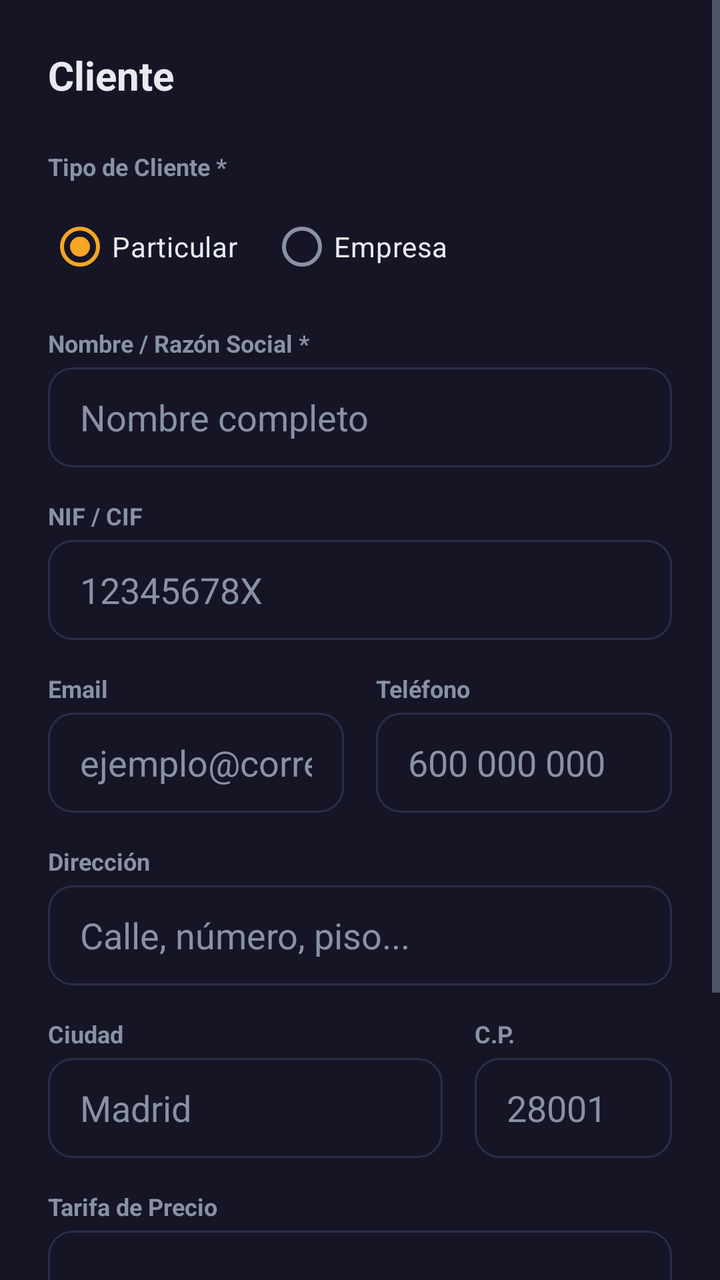
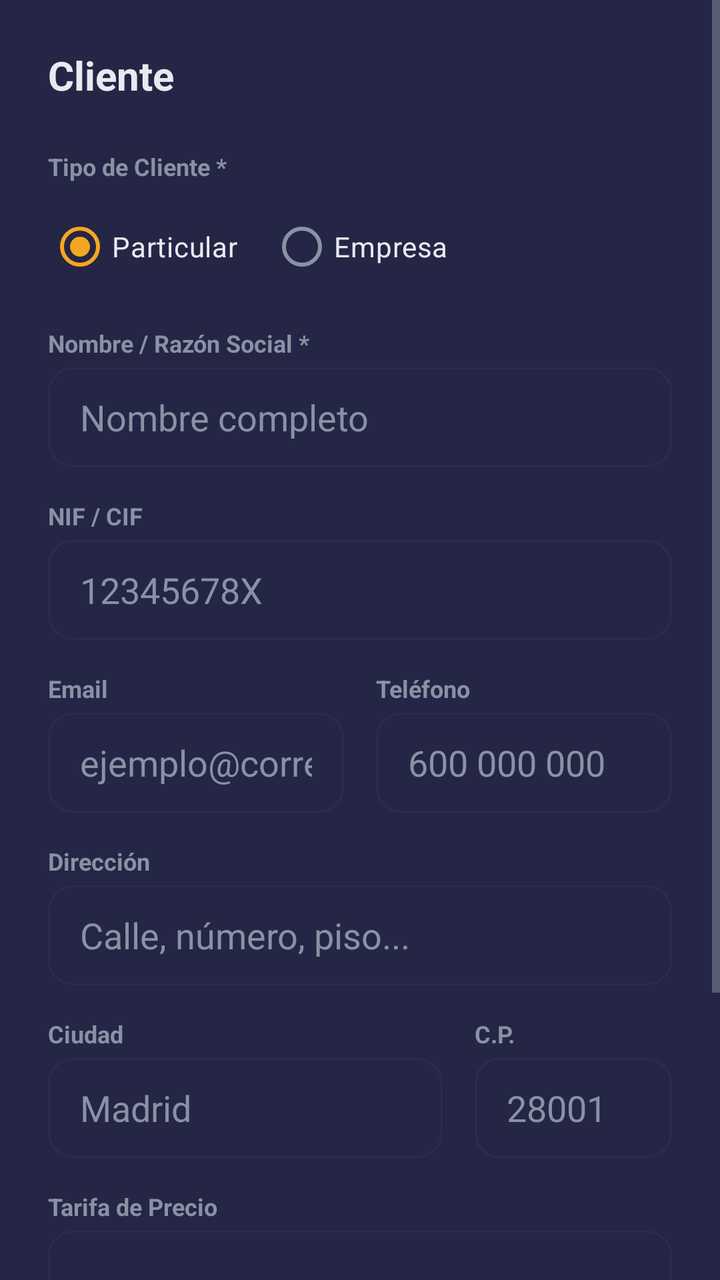

The first picture is an Android layout as it rendered before a commit; the second is the same layout after the commit. The layout source and the unified diff follow.
<!-- AndroidManifest.xml: application theme Theme.Electrobazar -->
<!-- res/layout/dialog_customer_form.xml -->
<?xml version="1.0" encoding="utf-8"?>
<ScrollView xmlns:android="http://schemas.android.com/apk/res/android"
    xmlns:app="http://schemas.android.com/apk/res-auto"
    android:layout_width="match_parent"
    android:layout_height="wrap_content"
    android:background="?attr/android:windowBackground">

    <LinearLayout
        android:layout_width="match_parent"
        android:layout_height="wrap_content"
        android:orientation="vertical"
        android:padding="24dp">

        <TextView
            android:id="@+id/customerDialogTitle"
            android:layout_width="wrap_content"
            android:layout_height="wrap_content"
            android:layout_marginBottom="24dp"
            android:text="Cliente"
            android:textColor="?attr/android:textColorPrimary"
            android:textSize="20sp"
            android:textStyle="bold" />

        <TextView
            android:layout_width="wrap_content"
            android:layout_height="wrap_content"
            android:text="Tipo de Cliente *"
            android:textColor="?attr/android:textColorSecondary"
            android:textSize="12sp"
            android:textStyle="bold" />

        <RadioGroup
            android:id="@+id/customerTypeRadioGroup"
            android:layout_width="match_parent"
            android:layout_height="wrap_content"
            android:layout_marginTop="8dp"
            android:layout_marginBottom="16dp"
            android:orientation="horizontal">

            <RadioButton
                android:id="@+id/radioIndividual"
                android:layout_width="wrap_content"
                android:layout_height="wrap_content"
                android:checked="true"
                android:text="Particular"
                android:textColor="?attr/android:textColorPrimary" />

            <RadioButton
                android:id="@+id/radioCompany"
                android:layout_width="wrap_content"
                android:layout_height="wrap_content"
                android:layout_marginStart="16dp"
                android:text="Empresa"
                android:textColor="?attr/android:textColorPrimary" />
        </RadioGroup>

        <TextView
            android:layout_width="wrap_content"
            android:layout_height="wrap_content"
            android:text="Nombre / Razón Social *"
            android:textColor="?attr/android:textColorSecondary"
            android:textSize="12sp"
            android:textStyle="bold" />

        <EditText
            android:id="@+id/editCustomerName"
            android:layout_width="match_parent"
            android:layout_height="50dp"
            android:layout_marginTop="4dp"
            android:layout_marginBottom="16dp"
            android:background="@drawable/input_bg"
            android:hint="Nombre completo"
            android:inputType="textPersonName"
            android:paddingHorizontal="16dp"
            android:textColor="?attr/android:textColorPrimary"
            android:textColorHint="?attr/android:textColorSecondary" />

        <TextView
            android:id="@+id/customerTaxIdLabel"
            android:layout_width="wrap_content"
            android:layout_height="wrap_content"
            android:text="NIF / CIF"
            android:textColor="?attr/android:textColorSecondary"
            android:textSize="12sp"
            android:textStyle="bold" />

        <EditText
            android:id="@+id/editCustomerTaxId"
            android:layout_width="match_parent"
            android:layout_height="50dp"
            android:layout_marginTop="4dp"
            android:layout_marginBottom="16dp"
            android:background="@drawable/input_bg"
            android:hint="12345678X"
            android:inputType="text"
            android:paddingHorizontal="16dp"
            android:textColor="?attr/android:textColorPrimary"
            android:textColorHint="?attr/android:textColorSecondary" />

        <LinearLayout
            android:layout_width="match_parent"
            android:layout_height="wrap_content"
            android:orientation="horizontal"
            android:baselineAligned="false">

            <LinearLayout
                android:layout_width="0dp"
                android:layout_height="wrap_content"
                android:layout_weight="1"
                android:orientation="vertical"
                android:layout_marginEnd="8dp">

                <TextView
                    android:layout_width="wrap_content"
                    android:layout_height="wrap_content"
                    android:text="Email"
                    android:textColor="?attr/android:textColorSecondary"
                    android:textSize="12sp"
                    android:textStyle="bold" />

                <EditText
                    android:id="@+id/editCustomerEmail"
                    android:layout_width="match_parent"
                    android:layout_height="50dp"
                    android:layout_marginTop="4dp"
                    android:layout_marginBottom="16dp"
                    android:background="@drawable/input_bg"
                    android:hint="ejemplo@correo.com"
                    android:inputType="textEmailAddress"
                    android:paddingHorizontal="16dp"
                    android:textColor="?attr/android:textColorPrimary"
                    android:textColorHint="?attr/android:textColorSecondary" />
            </LinearLayout>

            <LinearLayout
                android:layout_width="0dp"
                android:layout_height="wrap_content"
                android:layout_weight="1"
                android:orientation="vertical"
                android:layout_marginStart="8dp">

                <TextView
                    android:layout_width="wrap_content"
                    android:layout_height="wrap_content"
                    android:text="Teléfono"
                    android:textColor="?attr/android:textColorSecondary"
                    android:textSize="12sp"
                    android:textStyle="bold" />

                <EditText
                    android:id="@+id/editCustomerPhone"
                    android:layout_width="match_parent"
                    android:layout_height="50dp"
                    android:layout_marginTop="4dp"
                    android:layout_marginBottom="16dp"
                    android:background="@drawable/input_bg"
                    android:hint="600 000 000"
                    android:inputType="phone"
                    android:paddingHorizontal="16dp"
                    android:textColor="?attr/android:textColorPrimary"
                    android:textColorHint="?attr/android:textColorSecondary" />
            </LinearLayout>
        </LinearLayout>

        <TextView
            android:layout_width="wrap_content"
            android:layout_height="wrap_content"
            android:text="Dirección"
            android:textColor="?attr/android:textColorSecondary"
            android:textSize="12sp"
            android:textStyle="bold" />

        <EditText
            android:id="@+id/editCustomerAddress"
            android:layout_width="match_parent"
            android:layout_height="50dp"
            android:layout_marginTop="4dp"
            android:layout_marginBottom="16dp"
            android:background="@drawable/input_bg"
            android:hint="Calle, número, piso..."
            android:inputType="textPostalAddress"
            android:paddingHorizontal="16dp"
            android:textColor="?attr/android:textColorPrimary"
            android:textColorHint="?attr/android:textColorSecondary" />

        <LinearLayout
            android:layout_width="match_parent"
            android:layout_height="wrap_content"
            android:orientation="horizontal"
            android:baselineAligned="false">

            <LinearLayout
                android:layout_width="0dp"
                android:layout_height="wrap_content"
                android:layout_weight="2"
                android:orientation="vertical"
                android:layout_marginEnd="8dp">

                <TextView
                    android:layout_width="wrap_content"
                    android:layout_height="wrap_content"
                    android:text="Ciudad"
                    android:textColor="?attr/android:textColorSecondary"
                    android:textSize="12sp"
                    android:textStyle="bold" />

                <EditText
                    android:id="@+id/editCustomerCity"
                    android:layout_width="match_parent"
                    android:layout_height="50dp"
                    android:layout_marginTop="4dp"
                    android:layout_marginBottom="16dp"
                    android:background="@drawable/input_bg"
                    android:hint="Madrid"
                    android:inputType="text"
                    android:paddingHorizontal="16dp"
                    android:textColor="?attr/android:textColorPrimary"
                    android:textColorHint="?attr/android:textColorSecondary" />
            </LinearLayout>

            <LinearLayout
                android:layout_width="0dp"
                android:layout_height="wrap_content"
                android:layout_weight="1"
                android:orientation="vertical"
                android:layout_marginStart="8dp">

                <TextView
                    android:layout_width="wrap_content"
                    android:layout_height="wrap_content"
                    android:text="C.P."
                    android:textColor="?attr/android:textColorSecondary"
                    android:textSize="12sp"
                    android:textStyle="bold" />

                <EditText
                    android:id="@+id/editCustomerPostalCode"
                    android:layout_width="match_parent"
                    android:layout_height="50dp"
                    android:layout_marginTop="4dp"
                    android:layout_marginBottom="16dp"
                    android:background="@drawable/input_bg"
                    android:hint="28001"
                    android:inputType="number"
                    android:paddingHorizontal="16dp"
                    android:textColor="?attr/android:textColorPrimary"
                    android:textColorHint="?attr/android:textColorSecondary" />
            </LinearLayout>
        </LinearLayout>

        <TextView
            android:layout_width="wrap_content"
            android:layout_height="wrap_content"
            android:text="Tarifa de Precio"
            android:textColor="?attr/android:textColorSecondary"
            android:textSize="12sp"
            android:textStyle="bold" />

        <Spinner
            android:id="@+id/editCustomerTariffSpinner"
            android:layout_width="match_parent"
            android:layout_height="50dp"
            android:layout_marginTop="4dp"
            android:layout_marginBottom="16dp"
            android:background="@drawable/input_bg"
            android:spinnerMode="dropdown" />

        <LinearLayout
            android:id="@+id/customerReSection"
            android:layout_width="match_parent"
            android:layout_height="wrap_content"
            android:layout_marginBottom="16dp"
            android:background="@drawable/bg_surface_rounded"
            android:orientation="vertical"
            android:padding="12dp"
            android:visibility="gone">

            <com.google.android.material.switchmaterial.SwitchMaterial
                android:id="@+id/editCustomerReSwitch"
                android:layout_width="match_parent"
                android:layout_height="wrap_content"
                android:text="Sujeto a Recargo de Equivalencia"
                android:textColor="?attr/android:textColorPrimary"
                android:textStyle="bold" />

            <TextView
                android:layout_width="wrap_content"
                android:layout_height="wrap_content"
                android:layout_marginTop="4dp"
                android:text="Se aplicará el recargo español según el IVA."
                android:textColor="?attr/android:textColorSecondary"
                android:textSize="11sp" />
        </LinearLayout>

        <com.google.android.material.switchmaterial.SwitchMaterial
            android:id="@+id/editCustomerActiveSwitch"
            android:layout_width="match_parent"
            android:layout_height="wrap_content"
            android:layout_marginBottom="24dp"
            android:checked="true"
            android:text="Cliente Activo"
            android:textColor="?attr/android:textColorPrimary" />

        <LinearLayout
            android:layout_width="match_parent"
            android:layout_height="wrap_content"
            android:gravity="end"
            android:orientation="horizontal">

            <Button
                android:id="@+id/cancelCustomerBtn"
                style="@style/Widget.MaterialComponents.Button.TextButton"
                android:layout_width="wrap_content"
                android:layout_height="wrap_content"
                android:text="CANCELAR"
                android:textColor="?attr/android:textColorSecondary" />

            <Button
                android:id="@+id/saveCustomerBtn"
                android:layout_width="wrap_content"
                android:layout_height="wrap_content"
                android:layout_marginStart="8dp"
                android:backgroundTint="?attr/colorAccent"
                android:text="GUARDAR"
                android:textColor="@color/white" />
        </LinearLayout>

    </LinearLayout>
</ScrollView>
<!-- resources referenced by this layout -->
<resources>
  <color name="white">#FFFFFF</color>
  <!-- drawable bg_surface_rounded (drawable) -->
  <?xml version="1.0" encoding="utf-8"?>
  <shape xmlns:android="http://schemas.android.com/apk/res/android">
      <solid android:color="?attr/colorSurfaceVariant" />
      <corners android:radius="10dp" />
      <stroke android:width="1dp" android:color="?attr/colorOutline" />
  </shape>
  <!-- drawable input_bg (drawable) -->
  <?xml version="1.0" encoding="utf-8"?>
  <shape xmlns:android="http://schemas.android.com/apk/res/android">
      <solid android:color="@color/primary_variant" />
      <corners android:radius="12dp" />
      <stroke android:width="1dp" android:color="@color/border" />
  </shape>
  <style name="Theme.Electrobazar" parent="Base.Theme.Electrobazar" />
  <color name="border">#2c2c4d</color>
  <style name="Base.Theme.Electrobazar" parent="Theme.Material3.DayNight.NoActionBar">
          
          <item name="colorPrimary">@color/accent</item>
          <item name="colorOnPrimary">@color/primary</item>
          <item name="colorSecondary">@color/accent</item>
          <item name="colorOnSecondary">@color/primary</item>
          <item name="colorPrimaryContainer">@color/surface</item>
          <item name="colorOnPrimaryContainer">@color/text_main</item>
          <item name="android:colorPrimaryDark">#000000</item>
          
          <item name="colorSurface">@color/surface</item>
          <item name="colorOnSurface">@color/text_main</item>
          <item name="colorSurfaceVariant">@color/secondary</item>
          <item name="colorOnSurfaceVariant">@color/text_muted</item>
          <item name="colorOutline">@color/border</item>
          
          <item name="android:windowBackground">@color/primary</item>
          <item name="android:colorBackground">@color/primary</item>
          <item name="android:textColorPrimary">@color/text_main</item>
          <item name="android:textColorSecondary">@color/text_muted</item>
          <item name="android:textColorHint">@color/text_muted</item>
          <item name="android:navigationBarColor">@android:color/black</item>
          
          <item name="colorError">@color/danger</item>
  
          
          <item name="chipStyle">@style/CustomChipStyle</item>
      </style>
  <color name="accent">#f5a623</color>
  <color name="primary">#151525</color>
  <color name="surface">#252545</color>
  <color name="text_main">#e8eaf0</color>
  <color name="secondary">#1e1e35</color>
  <color name="text_muted">#8892a4</color>
  <color name="danger">#ef4444</color>
  <style name="CustomChipStyle" parent="Widget.Material3.Chip.Filter">
          <item name="android:colorPrimaryDark">#000000</item>
          <item name="chipBackgroundColor">@color/chip_bg_selector</item>
          <item name="android:textColor">@color/chip_text_selector</item>
          <item name="chipStrokeWidth">0dp</item>
          <item name="shapeAppearance">@style/ShapeAppearance.SmallComponent</item>
      </style>
  <style name="ShapeAppearance.SmallComponent" parent="ShapeAppearance.Material3.SmallComponent">
          <item name="cornerSize">20dp</item>
          <item name="android:colorPrimaryDark">#000000</item>
      </style>
</resources>

<!-- the commit's change to res/layout/dialog_customer_form.xml (unified diff, before → after) -->
@@ -1,9 +1,9 @@
-<?xml version="1.0" encoding="utf-8"?>
 <ScrollView xmlns:android="http://schemas.android.com/apk/res/android"
     xmlns:app="http://schemas.android.com/apk/res-auto"
+    android:id="@+id/dialogRoot"
     android:layout_width="match_parent"
     android:layout_height="wrap_content"
-    android:background="?attr/android:windowBackground">
+    android:background="?attr/colorSurface">
 
     <LinearLayout
         android:layout_width="match_parent"
